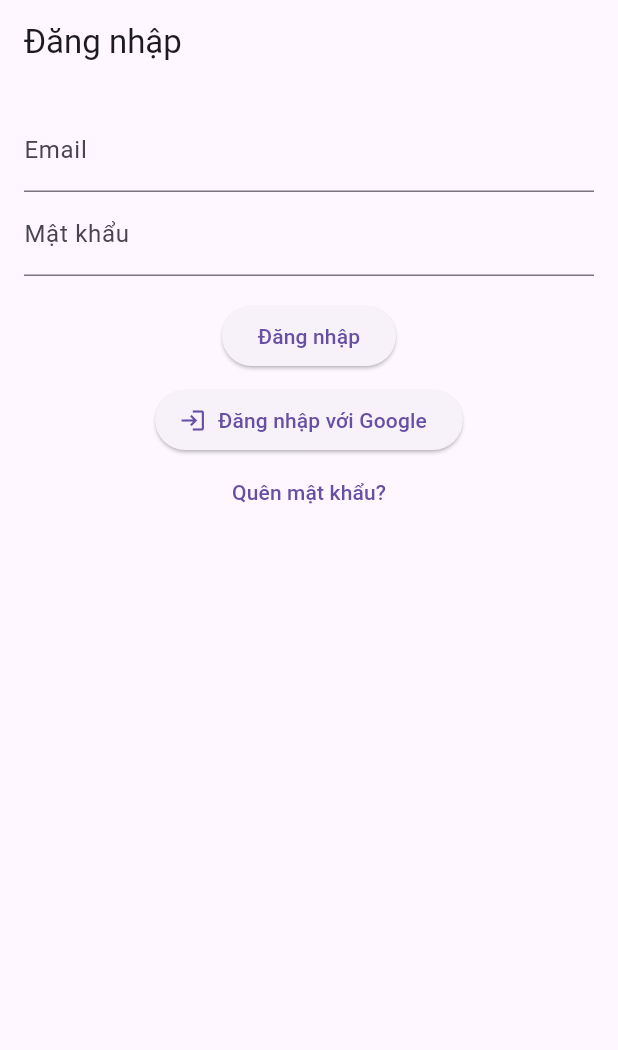
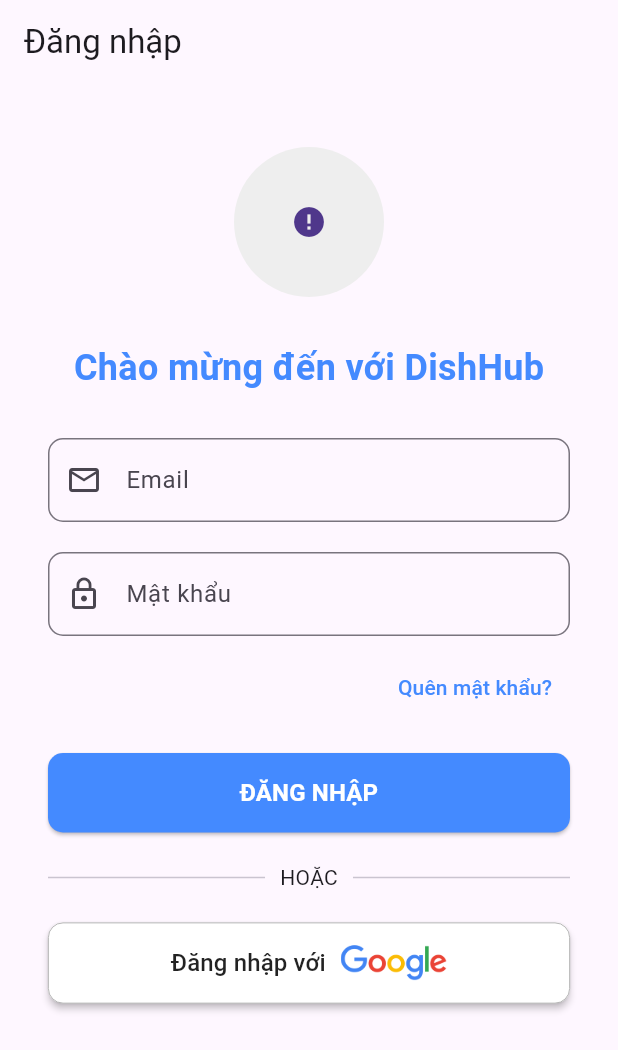
Before and after one commit to vuhongdang18092004/dishhub_recipe_sharing_app, a Flutter app: the screen it shows after launch, on a phone screen of 412 x 824 dp. Shown: the top 1050 px of the screen. Run offline on Flutter 3.47's test engine with Material 3 defaults, Android fonts, the phone set to English and light mode, and no system bars; drawn by our look-alikes of cached_network_image; our stand-ins replace cloud_firestore, equatable, firebase_auth, firebase_core, flutter_bloc, google_sign_in; accounts and stored records are empty; network calls fail.

Commit message:
feat: Reconnect Firebase and create login screen UI

```diff
--- /dev/null
+++ b/lib/features/auth/presentation/screens/home_page.dart
@@ -0,0 +1,21 @@
+import 'package:flutter/material.dart';
+import '../../domain/entities/user_entity.dart';
+
+class HomePage extends StatelessWidget {
+  final UserEntity user;
+
+  const HomePage({super.key, required this.user});
+
+  @override
+  Widget build(BuildContext context) {
+    return Scaffold(
+      appBar: AppBar(title: const Text("Trang chính")),
+      body: Center(
+        child: Text(
+          "Hello, ${user.name}!",
+          style: const TextStyle(fontSize: 24),
+        ),
+      ),
+    );
+  }
+}
--- a/lib/features/auth/presentation/screens/login_page.dart
+++ b/lib/features/auth/presentation/screens/login_page.dart
@@ -1,5 +1,7 @@
 import 'package:flutter/material.dart';
 import 'package:flutter_bloc/flutter_bloc.dart';
+import 'package:cached_network_image/cached_network_image.dart'; // Import
+import 'home_page.dart';
 
 import '../bloc/auth_bloc.dart';
 
@@ -14,22 +16,36 @@
   final emailController = TextEditingController();
   final passwordController = TextEditingController();
 
+  // URL Logo bạn cung cấp
+  final String logoUrl =
+      "https://global-web-assets.cpcdn.com/assets/logo_circle-d106f02123de882fffdd2c06593eb2fd33f0ddf20418dd75ed72225bdb0e0ff7.png";
+
+  @override
+  void dispose() {
+    emailController.dispose();
+    passwordController.dispose();
+    super.dispose();
+  }
+
   @override
   Widget build(BuildContext context) {
     return Scaffold(
-      appBar: AppBar(title: const Text("Đăng nhập")),
+      appBar: AppBar(title: const Text("Đăng nhập"), elevation: 0),
       body: BlocConsumer<AuthBloc, AuthState>(
         listener: (context, state) {
           if (state is AuthAuthenticated) {
             ScaffoldMessenger.of(context).showSnackBar(
               SnackBar(content: Text("Xin chào ${state.user.name}!")),
             );
-            //chuyển sang màn hình chính
+            Navigator.pushReplacement(
+              context,
+              MaterialPageRoute(builder: (_) => HomePage(user: state.user)),
+            );
           }
           if (state is AuthError) {
-            ScaffoldMessenger.of(context).showSnackBar(
-              SnackBar(content: Text(state.message)),
-            );
+            ScaffoldMessenger.of(
+              context,
+            ).showSnackBar(SnackBar(content: Text(state.message)));
           }
         },
         builder: (context, state) {
@@ -37,20 +53,92 @@
             return const Center(child: CircularProgressIndicator());
           }
 
-          return Padding(
-            padding: const EdgeInsets.all(16),
+          return SingleChildScrollView(
+            child: Padding(
+              padding: const EdgeInsets.all(32.0),
               child: Column(
+                crossAxisAlignment: CrossAxisAlignment.stretch,
                 children: [
+                  Center(
+                    child: Padding(
+                      padding: const EdgeInsets.only(bottom: 30.0, top: 10.0),
+                      child: CircleAvatar(
+                        radius: 50,
+                        backgroundColor: Colors.grey.shade200,
+                        child: CachedNetworkImage(
+                          imageUrl: logoUrl,
+                          imageBuilder: (context, imageProvider) => Container(
+                            decoration: BoxDecoration(
+                              shape: BoxShape.circle,
+                              image: DecorationImage(
+                                image: imageProvider,
+                                fit: BoxFit.cover,
+                              ),
+                            ),
+                          ),
+                          placeholder: (context, url) =>
+                              const CircularProgressIndicator(),
+                          errorWidget: (context, url, error) =>
+                              const Icon(Icons.error),
+                        ),
+                      ),
+                    ),
+                  ),
+
+                  const Center(
+                    child: Text(
+                      "Chào mừng đến với DishHub",
+                      style: TextStyle(
+                        fontSize: 24,
+                        fontWeight: FontWeight.bold,
+                        color: Colors.blueAccent,
+                      ),
+                    ),
+                  ),
+                  const SizedBox(height: 30),
+
                   TextField(
                     controller: emailController,
-                  decoration: const InputDecoration(labelText: "Email"),
+                    keyboardType: TextInputType.emailAddress,
+                    decoration: InputDecoration(
+                      labelText: "Email",
+                      prefixIcon: const Icon(Icons.email_outlined),
+                      border: OutlineInputBorder(
+                        borderRadius: BorderRadius.circular(10.0),
                       ),
+                    ),
+                  ),
+                  const SizedBox(height: 20),
+
                   TextField(
                     controller: passwordController,
-                  decoration: const InputDecoration(labelText: "Mật khẩu"),
                     obscureText: true,
+                    decoration: InputDecoration(
+                      labelText: "Mật khẩu",
+                      prefixIcon: const Icon(Icons.lock_outline),
+                      border: OutlineInputBorder(
+                        borderRadius: BorderRadius.circular(10.0),
                       ),
-                const SizedBox(height: 16),
+                    ),
+                  ),
+                  const SizedBox(height: 10),
+
+                  Align(
+                    alignment: Alignment.centerRight,
+                    child: TextButton(
+                      onPressed: () {
+                        context.read<AuthBloc>().add(
+                          AuthResetPassword(email: emailController.text),
+                        );
+                      },
+                      child: const Text(
+                        "Quên mật khẩu?",
+                        style: TextStyle(color: Colors.blueAccent),
+                      ),
+                    ),
+                  ),
+                  const SizedBox(height: 20),
+
                   ElevatedButton(
                     onPressed: () {
                       context.read<AuthBloc>().add(
@@ -60,25 +148,75 @@
                         ),
                       );
                     },
-                  child: const Text("Đăng nhập"),
+                    style: ElevatedButton.styleFrom(
+                      padding: const EdgeInsets.symmetric(vertical: 15),
+                      shape: RoundedRectangleBorder(
+                        borderRadius: BorderRadius.circular(10.0),
                       ),
-                const SizedBox(height: 8),
-                ElevatedButton.icon(
+                      backgroundColor: Colors.blueAccent,
+                      foregroundColor: Colors.white,
+                    ),
+                    child: const Text(
+                      "ĐĂNG NHẬP",
+                      style: TextStyle(
+                        fontSize: 16,
+                        fontWeight: FontWeight.bold,
+                      ),
+                    ),
+                  ),
+                  const SizedBox(height: 20),
+
+                  const Row(
+                    children: [
+                      Expanded(child: Divider()),
+                      Padding(
+                        padding: EdgeInsets.symmetric(horizontal: 10),
+                        child: Text("HOẶC"),
+                      ),
+                      Expanded(child: Divider()),
+                    ],
+                  ),
+                  const SizedBox(height: 20),
+
+                  ElevatedButton(
                     onPressed: () {
                       context.read<AuthBloc>().add(AuthSignInGoogle());
                     },
-                  icon: const Icon(Icons.login),
-                  label: const Text("Đăng nhập với Google"),
+
+                    style: ElevatedButton.styleFrom(
+                      backgroundColor: Colors.white,
+                      foregroundColor: Colors.black87,
+                      padding: const EdgeInsets.symmetric(vertical: 15),
+                      shape: RoundedRectangleBorder(
+                        borderRadius: BorderRadius.circular(10.0),
                       ),
-                TextButton(
-                  onPressed: () {
-                    context.read<AuthBloc>().add(
-                          AuthResetPassword(email: emailController.text),
-                        );
-                  },
-                  child: const Text("Quên mật khẩu?"),
+
+                      side: const BorderSide(color: Colors.grey, width: 0.5),
+                      elevation:
+                          2,
+                    ),
+                    child: Row(
+                      mainAxisAlignment: MainAxisAlignment
+                          .center,
+                      mainAxisSize: MainAxisSize.max,
+                      children: [
+                        const Text(
+                          "Đăng nhập với",
+                          style: TextStyle(
+                            fontSize: 16,
+                            fontWeight: FontWeight.w500,
+                          ),
+                        ),
+                        const SizedBox(width: 10),
+                        Image.asset(
+                          'assets/google_icon.png',
+                          height: 24,
                         ),
                       ],
+                    ),
+                  ),
+                ],
+              ),
             ),
           );
         },
--- a/lib/main.dart
+++ b/lib/main.dart
@@ -13,20 +13,20 @@
 
 void main() async {
   WidgetsFlutterBinding.ensureInitialized();
-  await Firebase.initializeApp(); // Khởi tạo Firebase
+  await Firebase.initializeApp(); //khởi tạo firebase
 
   final firebaseAuth = FirebaseAuth.instance;
   final firestore = FirebaseFirestore.instance;
   final googleSignIn = GoogleSignIn();
 
-  // tạo datasource
+  //tạo datasource
   final remoteDataSource = AuthRemoteDataSourceImpl(
     firebaseAuth,
     firestore,
     googleSignIn,
   );
 
-  // tạo repository
+  //tạo repository
   final authRepository = AuthRepositoryImpl(remoteDataSource);
 
   runApp(MyApp(authRepository: authRepository));
--- a/pubspec.yaml
+++ b/pubspec.yaml
@@ -42,6 +42,7 @@
   cloud_firestore: ^6.0.1
   flutter_bloc: ^8.1.6
   equatable: ^2.0.5
+  cached_network_image: ^3.3.1
 
 dev_dependencies:
   flutter_test:
@@ -95,3 +96,5 @@
   #
   # For details regarding fonts from package dependencies,
   # see https://flutter.dev/to/font-from-package
+  assets:
+  - assets/google_icon.png
```
Also changed, not shown: assets/google_icon.png (added), 3 other files. Lines whose indentation alone changed are shown as unchanged.
